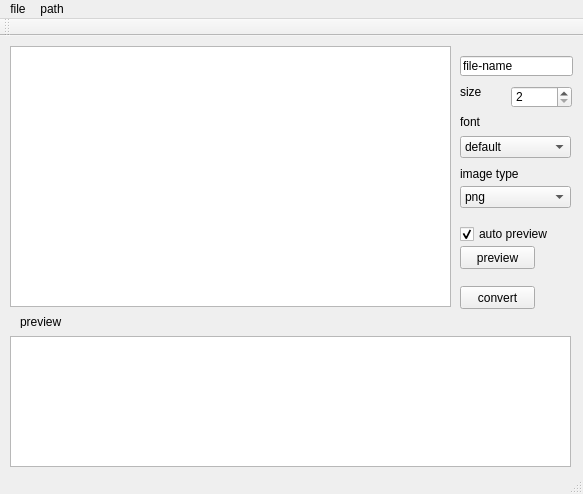
The window that texEquation/mainwindow.ui (chinoneeru/TexEq2Image) describes before a commit, drawn with Qt 5.
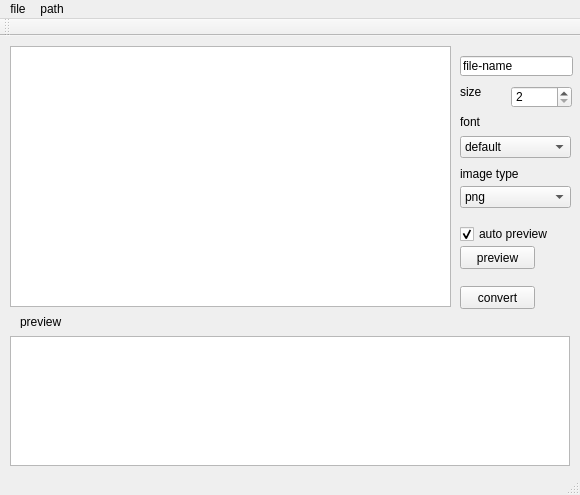
The same window after the commit. Custom widgets are drawn as their Qt base class.

Commit message: v1.1: window size was made to be resizable. In preview preparing procedure, eps file is not generated.

```diff
--- a/texEquation/mainwindow.ui
+++ b/texEquation/mainwindow.ui
@@ -12,8 +12,8 @@
    <rect>
     <x>0</x>
     <y>0</y>
-    <width>583</width>
-    <height>494</height>
+    <width>580</width>
+    <height>495</height>
    </rect>
   </property>
   <property name="sizePolicy">
@@ -22,6 +22,12 @@
     <verstretch>0</verstretch>
    </sizepolicy>
   </property>
+  <property name="minimumSize">
+   <size>
+    <width>580</width>
+    <height>490</height>
+   </size>
+  </property>
   <property name="windowTitle">
    <string>tex equation</string>
   </property>
@@ -181,8 +187,8 @@
      <rect>
       <x>10</x>
       <y>300</y>
-      <width>561</width>
-      <height>131</height>
+      <width>560</width>
+      <height>130</height>
      </rect>
     </property>
    </widget>
@@ -234,7 +240,7 @@
     <rect>
      <x>0</x>
      <y>0</y>
-     <width>583</width>
+     <width>580</width>
      <height>24</height>
     </rect>
    </property>
```
The commit also changes 6 other files.
